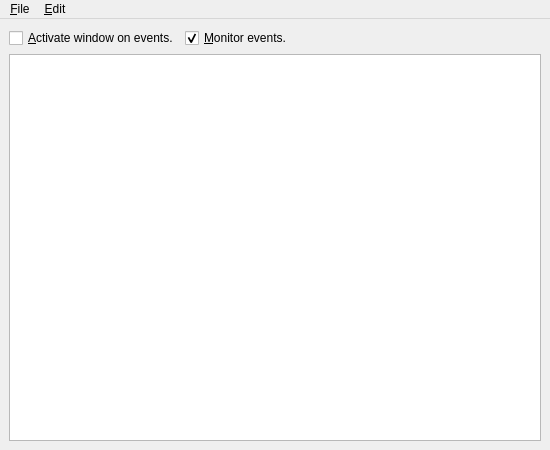
Above: Source/UI/spot-on-notificationswindow.ui from textbrowser/spot-on before the change. Below: the same form after it.
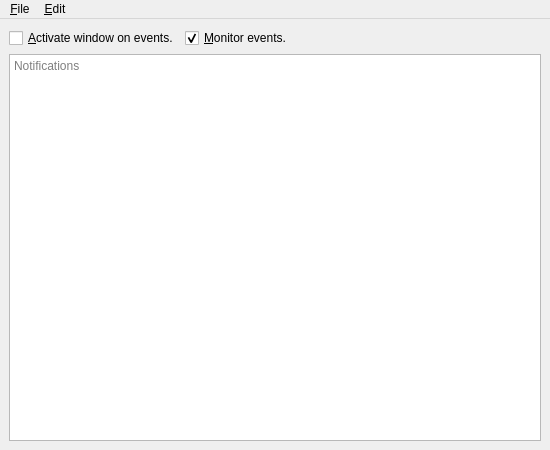
That is the form after the change. Icons and pictures are not drawn.

Commit message: Placeholder text.

The edit to the form file:
```diff
--- a/Source/UI/spot-on-notificationswindow.ui
+++ b/Source/UI/spot-on-notificationswindow.ui
@@ -55,6 +55,9 @@
     </item>
     <item>
      <widget class="QTextBrowser" name="textBrowser">
+      <property name="placeholderText">
+       <string>Notifications</string>
+      </property>
       <property name="openLinks">
        <bool>false</bool>
       </property>
```
Left out of the diff: 2 changed lines with no effect on the pictures. The commit also changes 8 other files.
